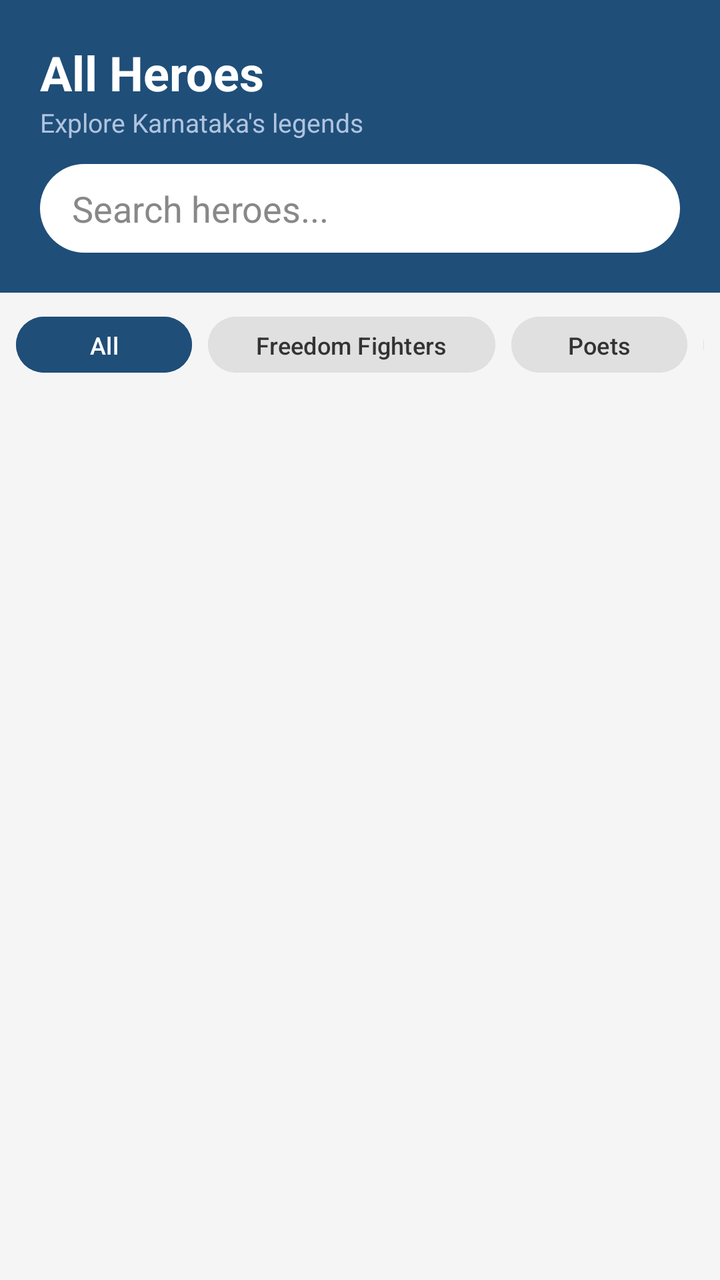
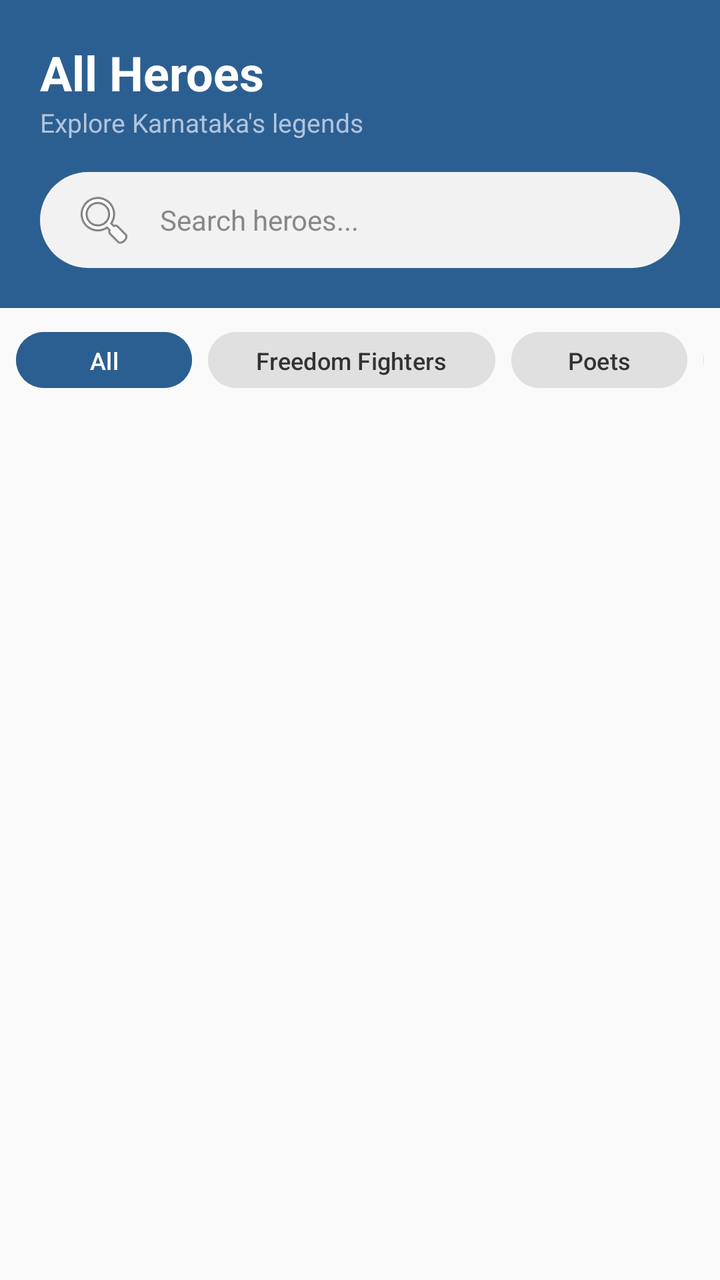

The first picture is an Android layout as it rendered before a commit; the second is the same layout after the commit. The layout source and the unified diff follow.
<!-- AndroidManifest.xml: application theme Theme.NammaKathey -->
<!-- res/layout/activity_hero_list.xml -->
<?xml version="1.0" encoding="utf-8"?>
<LinearLayout xmlns:android="http://schemas.android.com/apk/res/android"
    android:layout_width="match_parent"
    android:layout_height="match_parent"
    android:orientation="vertical"
    android:background="#F5F5F5">

    
    <LinearLayout
        android:layout_width="match_parent"
        android:layout_height="wrap_content"
        android:background="#1F4E79"
        android:padding="20dp"
        android:orientation="vertical">

        <TextView
            android:layout_width="wrap_content"
            android:layout_height="wrap_content"
            android:text="All Heroes"
            android:textColor="#FFFFFF"
            android:textSize="24sp"
            android:textStyle="bold"/>

        <TextView
            android:layout_width="wrap_content"
            android:layout_height="wrap_content"
            android:text="Explore Karnataka's legends"
            android:textColor="#B0C4DE"
            android:textSize="13sp"/>

        
        <EditText
            android:id="@+id/etSearch"
            android:layout_width="match_parent"
            android:layout_height="wrap_content"
            android:layout_marginTop="12dp"
            android:background="@drawable/search_background"
            android:hint="Search heroes..."
            android:textColorHint="#888888"
            android:textColor="#000000"
            android:paddingHorizontal="16dp"
            android:paddingVertical="10dp"
            android:inputType="text"/>

    </LinearLayout>

    
    <HorizontalScrollView
        android:layout_width="match_parent"
        android:layout_height="wrap_content"
        android:paddingHorizontal="8dp"
        android:paddingVertical="8dp"
        android:scrollbars="none">

        <LinearLayout
            android:layout_width="wrap_content"
            android:layout_height="wrap_content"
            android:orientation="horizontal">

            <Button
                android:id="@+id/btnFilterAll"
                android:layout_width="wrap_content"
                android:layout_height="36dp"
                android:text="All"
                android:textSize="12sp"
                android:layout_marginEnd="8dp"
                android:backgroundTint="#1F4E79"
                android:textColor="#FFFFFF"/>

            <Button
                android:id="@+id/btnFilterFreedom"
                android:layout_width="wrap_content"
                android:layout_height="36dp"
                android:text="Freedom Fighters"
                android:textSize="12sp"
                android:layout_marginEnd="8dp"
                android:backgroundTint="#E0E0E0"
                android:textColor="#333333"/>

            <Button
                android:id="@+id/btnFilterPoet"
                android:layout_width="wrap_content"
                android:layout_height="36dp"
                android:text="Poets"
                android:textSize="12sp"
                android:layout_marginEnd="8dp"
                android:backgroundTint="#E0E0E0"
                android:textColor="#333333"/>

            <Button
                android:id="@+id/btnFilterReformer"
                android:layout_width="wrap_content"
                android:layout_height="36dp"
                android:text="Social Reformers"
                android:textSize="12sp"
                android:backgroundTint="#E0E0E0"
                android:textColor="#333333"/>

        </LinearLayout>
    </HorizontalScrollView>

    <androidx.recyclerview.widget.RecyclerView
        android:id="@+id/recyclerViewHeroes"
        android:layout_width="match_parent"
        android:layout_height="match_parent"
        android:padding="8dp"
        android:clipToPadding="false"/>

</LinearLayout>
<!-- resources referenced by this layout -->
<resources>
  <!-- drawable search_background (drawable) -->
  <?xml version="1.0" encoding="utf-8"?>
  <shape xmlns:android="http://schemas.android.com/apk/res/android">
      <solid android:color="#FFFFFF"/>
      <corners android:radius="24dp"/>
  </shape>
  <style name="Theme.NammaKathey" parent="Base.Theme.NammaKathey" />
  <style name="Base.Theme.NammaKathey" parent="Theme.Material3.DayNight.NoActionBar">
          
          
      </style>
</resources>

<!-- the commit's change to res/layout/activity_hero_list.xml (unified diff, before → after) -->
@@ -3,17 +3,18 @@
     android:layout_width="match_parent"
     android:layout_height="match_parent"
     android:orientation="vertical"
-    android:background="#F5F5F5">
+    android:background="@color/bg_off_white">
 
     
     <LinearLayout
         android:layout_width="match_parent"
         android:layout_height="wrap_content"
-        android:background="#1F4E79"
+        android:background="#2C5F91"
         android:padding="20dp"
         android:orientation="vertical">
 
         <TextView
+            android:id="@+id/tvListTitle"
             android:layout_width="wrap_content"
             android:layout_height="wrap_content"
             android:text="All Heroes"
@@ -22,6 +23,7 @@
             android:textStyle="bold"/>
 
         <TextView
+            android:id="@+id/tvListSubtitle"
             android:layout_width="wrap_content"
             android:layout_height="wrap_content"
             android:text="Explore Karnataka's legends"
@@ -32,14 +34,16 @@
         <EditText
             android:id="@+id/etSearch"
             android:layout_width="match_parent"
-            android:layout_height="wrap_content"
-            android:layout_marginTop="12dp"
-            android:background="@drawable/search_background"
+            android:layout_height="48dp"
+            android:layout_marginTop="16dp"
+            android:background="@drawable/search_bg"
             android:hint="Search heroes..."
             android:textColorHint="#888888"
             android:textColor="#000000"
             android:paddingHorizontal="16dp"
-            android:paddingVertical="10dp"
+            android:drawableStart="@android:drawable/ic_menu_search"
+            android:drawablePadding="12dp"
+            android:textSize="14sp"
             android:inputType="text"/>
 
     </LinearLayout>
@@ -63,8 +67,9 @@
                 android:layout_height="36dp"
                 android:text="All"
                 android:textSize="12sp"
+                android:textAllCaps="false"
                 android:layout_marginEnd="8dp"
-                android:backgroundTint="#1F4E79"
+                android:backgroundTint="#2C5F91"
                 android:textColor="#FFFFFF"/>
 
             <Button
@@ -73,6 +78,7 @@
                 android:layout_height="36dp"
                 android:text="Freedom Fighters"
                 android:textSize="12sp"
+                android:textAllCaps="false"
                 android:layout_marginEnd="8dp"
                 android:backgroundTint="#E0E0E0"
                 android:textColor="#333333"/>
@@ -83,6 +89,7 @@
                 android:layout_height="36dp"
                 android:text="Poets"
                 android:textSize="12sp"
+                android:textAllCaps="false"
                 android:layout_marginEnd="8dp"
                 android:backgroundTint="#E0E0E0"
                 android:textColor="#333333"/>
@@ -93,6 +100,7 @@
                 android:layout_height="36dp"
                 android:text="Social Reformers"
                 android:textSize="12sp"
+                android:textAllCaps="false"
                 android:backgroundTint="#E0E0E0"
                 android:textColor="#333333"/>
 
@@ -103,7 +111,7 @@
         android:id="@+id/recyclerViewHeroes"
         android:layout_width="match_parent"
         android:layout_height="match_parent"
-        android:padding="8dp"
+        android:paddingTop="8dp"
         android:clipToPadding="false"/>
 
 </LinearLayout>
<!-- resource entries referenced after the edit -->
@@ -1,9 +1,10 @@
 <!-- resources referenced by this layout -->
 <resources>
-  <!-- drawable search_background (drawable) -->
+  <color name="bg_off_white">#FAFAFA</color>
+  <!-- drawable search_bg (drawable) -->
   <?xml version="1.0" encoding="utf-8"?>
   <shape xmlns:android="http://schemas.android.com/apk/res/android">
-      <solid android:color="#FFFFFF"/>
+      <solid android:color="#F2F2F2"/>
       <corners android:radius="24dp"/>
   </shape>
   <style name="Theme.NammaKathey" parent="Base.Theme.NammaKathey" />
